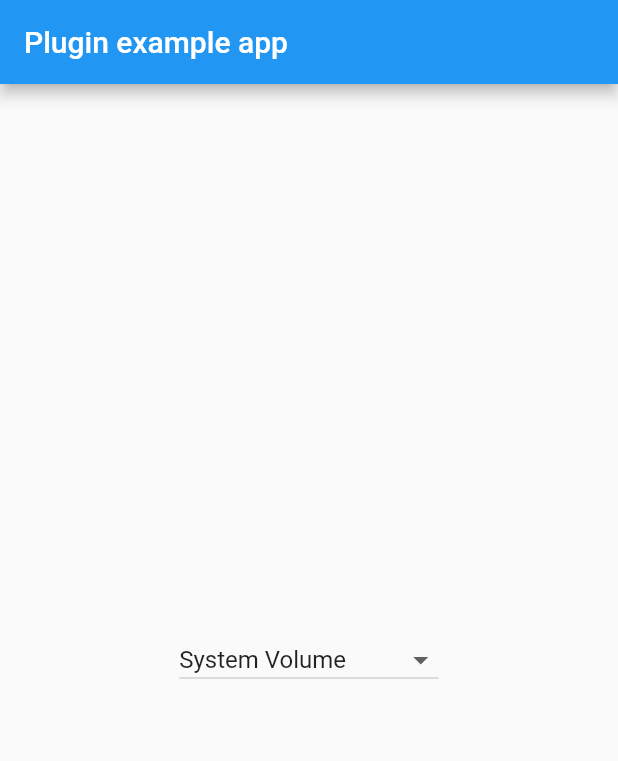
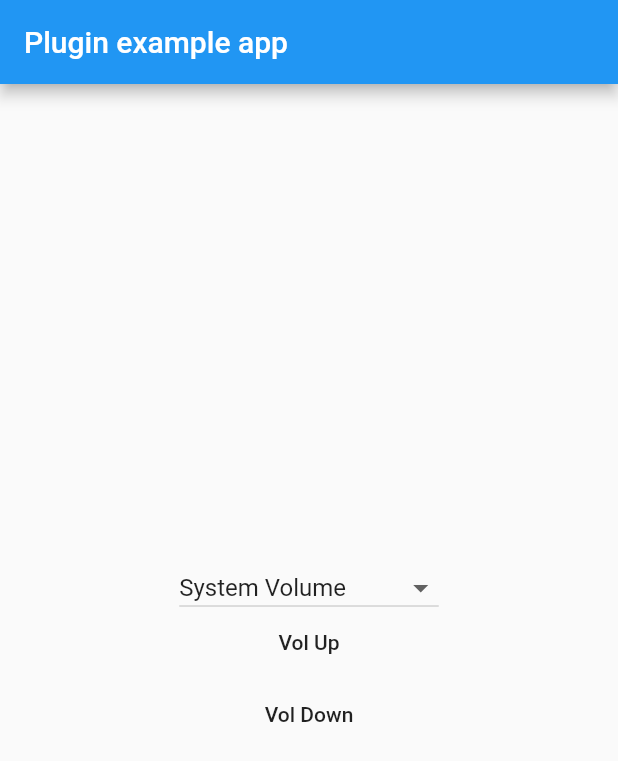
Before and after one commit to Aman-Malhotra/Volume_Flutter, a Flutter app: the screen it shows after launch, on a phone screen of 412 x 824 dp. Shown: the top 761 px of the screen. Run offline on Flutter 3.47's test engine with Material 2 defaults, Android fonts, the phone set to English and light mode, and no system bars.

Commit message:
Added volUp and volDown button taps from system_shortcuts plugin

```diff
--- a/example/lib/main.dart
+++ b/example/lib/main.dart
@@ -1,7 +1,5 @@
 import 'package:flutter/material.dart';
 import 'dart:async';
-
-import 'package:flutter/services.dart';
 import 'package:volume/volume.dart';
 
 void main() => runApp(MyApp());
@@ -100,6 +98,21 @@ class _MyAppState extends State<MyApp> {
                       },
                     )
                   : Container(),
+
+              FlatButton(
+                child: Text("Vol Up"),
+                onPressed: (){
+                  Volume.volUp();
+                  updateVolumes();
+                },
+              ),
+              FlatButton(
+                child: Text("Vol Down"),
+                onPressed: (){
+                  Volume.volDown();
+                  updateVolumes();
+                },
+              )
             ],
           ),
         ),
```
